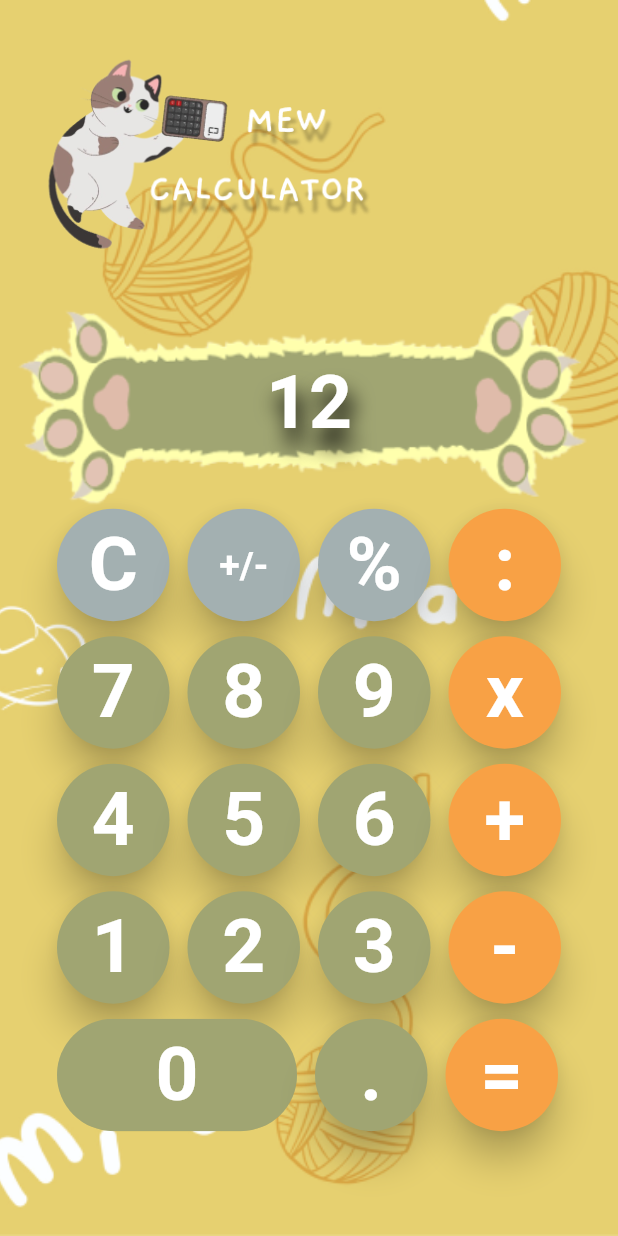
After one commit to RizalFIrdaus/calculator-app, a Flutter app: the screen it shows after launch, after a tap on "MIAW...", on a phone screen of 412 x 824 dp. The commit adds this screen. Run offline on Flutter 3.47's test engine with Material 2 defaults, Android fonts, the light colour scheme and no system bars; Roboto replaces fonts that are missing (Gaegu).

Commit message:
feat: calculator app class and slicing from design

```diff
--- /dev/null
+++ b/lib/calculator.dart
@@ -0,0 +1,494 @@
+import 'package:flutter/material.dart';
+
+class Calculator extends StatefulWidget {
+  const Calculator({super.key});
+
+  @override
+  State<Calculator> createState() => _CalculatorState();
+}
+
+class _CalculatorState extends State<Calculator> {
+  @override
+  Widget build(BuildContext context) {
+    return MaterialApp(
+      debugShowCheckedModeBanner: false,
+      home: Scaffold(
+        body: Container(
+          decoration: const BoxDecoration(
+              image: DecorationImage(
+            image: AssetImage('assets/images/background.png'),
+            fit: BoxFit.cover,
+          )),
+          child: Column(
+            mainAxisAlignment: MainAxisAlignment.start,
+            children: [
+              Row(
+                crossAxisAlignment: CrossAxisAlignment.start,
+                children: [
+                  Padding(
+                    padding: const EdgeInsets.only(top: 20),
+                    child: Image.asset(
+                      'assets/logo/transparent-logo.png',
+                      width: 250,
+                    ),
+                  ),
+                ],
+              ),
+              Stack(
+                alignment: AlignmentDirectional.center,
+                children: [
+                  Image.asset('assets/images/variable.png'),
+                  const Text(
+                    '12',
+                    style: TextStyle(
+                      shadows: [
+                        Shadow(
+                          offset: Offset(3, 12),
+                          blurRadius: 18,
+                          color: Colors.black,
+                        ),
+                      ],
+                      color: Colors.white,
+                      fontFamily: 'Gaegu',
+                      fontSize: 50,
+                      fontWeight: FontWeight.bold,
+                    ),
+                  )
+                ],
+              ),
+              Wrap(
+                spacing: 12,
+                runSpacing: 10,
+                children: [
+                  ElevatedButton(
+                    style: ElevatedButton.styleFrom(
+                      fixedSize: const Size(75, 75),
+                      shape: const CircleBorder(),
+                      elevation: 10,
+                      shadowColor: Colors.black,
+                      backgroundColor:
+                          const Color(0xffA3B0B1), // Button background color
+                    ),
+                    onPressed: () {},
+                    child: const Center(
+                      child: Text(
+                        'C',
+                        style: TextStyle(
+                          color: Colors.white,
+                          fontFamily: 'Gaegu',
+                          fontSize: 50,
+                          fontWeight: FontWeight.bold,
+                        ),
+                      ),
+                    ),
+                  ),
+                  ElevatedButton(
+                    style: ElevatedButton.styleFrom(
+                      fixedSize: const Size(75, 75),
+                      shape: const CircleBorder(),
+                      elevation: 10,
+                      shadowColor: Colors.black,
+                      backgroundColor:
+                          const Color(0xffA3B0B1), // Button background color
+                    ),
+                    onPressed: () {},
+                    child: const Center(
+                      child: Text(
+                        '+/-',
+                        style: TextStyle(
+                          color: Colors.white,
+                          fontFamily: 'Gaegu',
+                          fontSize: 25,
+                          fontWeight: FontWeight.bold,
+                        ),
+                      ),
+                    ),
+                  ),
+                  ElevatedButton(
+                    style: ElevatedButton.styleFrom(
+                      fixedSize: const Size(75, 75),
+                      shape: const CircleBorder(),
+                      elevation: 10,
+                      shadowColor: Colors.black,
+                      backgroundColor:
+                          const Color(0xffA3B0B1), // Button background color
+                    ),
+                    onPressed: () {},
+                    child: const Center(
+                      child: Text(
+                        '%',
+                        style: TextStyle(
+                          color: Colors.white,
+                          fontFamily: 'Gaegu',
+                          fontSize: 50,
+                          fontWeight: FontWeight.bold,
+                        ),
+                      ),
+                    ),
+                  ),
+                  ElevatedButton(
+                    style: ElevatedButton.styleFrom(
+                      fixedSize: const Size(75, 75),
+                      shape: const CircleBorder(),
+                      elevation: 10,
+                      shadowColor: Colors.black,
+                      backgroundColor:
+                          const Color(0xffF8A145), // Button background color
+                    ),
+                    onPressed: () {},
+                    child: const Center(
+                      child: Text(
+                        ':',
+                        style: TextStyle(
+                          color: Colors.white,
+                          fontFamily: 'Gaegu',
+                          fontSize: 50,
+                          fontWeight: FontWeight.bold,
+                        ),
+                      ),
+                    ),
+                  ),
+                  ElevatedButton(
+                    style: ElevatedButton.styleFrom(
+                      fixedSize: const Size(75, 75),
+                      shape: const CircleBorder(),
+                      elevation: 10,
+                      shadowColor: Colors.black,
+                      backgroundColor:
+                          const Color(0xffA0A572), // Button background color
+                    ),
+                    onPressed: () {},
+                    child: const Center(
+                      child: Text(
+                        '7',
+                        style: TextStyle(
+                          color: Colors.white,
+                          fontFamily: 'Gaegu',
+                          fontSize: 50,
+                          fontWeight: FontWeight.bold,
+                        ),
+                      ),
+                    ),
+                  ),
+                  ElevatedButton(
+                    style: ElevatedButton.styleFrom(
+                      fixedSize: const Size(75, 75),
+                      shape: const CircleBorder(),
+                      elevation: 10,
+                      shadowColor: Colors.black,
+                      backgroundColor:
+                          const Color(0xffA0A572), // Button background color
+                    ),
+                    onPressed: () {},
+                    child: const Center(
+                      child: Text(
+                        '8',
+                        style: TextStyle(
+                          color: Colors.white,
+                          fontFamily: 'Gaegu',
+                          fontSize: 50,
+                          fontWeight: FontWeight.bold,
+                        ),
+                      ),
+                    ),
+                  ),
+                  ElevatedButton(
+                    style: ElevatedButton.styleFrom(
+                      fixedSize: const Size(75, 75),
+                      shape: const CircleBorder(),
+                      elevation: 10,
+                      shadowColor: Colors.black,
+                      backgroundColor:
+                          const Color(0xffA0A572), // Button background color
+                    ),
+                    onPressed: () {},
+                    child: const Center(
+                      child: Text(
+                        '9',
+                        style: TextStyle(
+                          color: Colors.white,
+                          fontFamily: 'Gaegu',
+                          fontSize: 50,
+                          fontWeight: FontWeight.bold,
+                        ),
+                      ),
+                    ),
+                  ),
+                  ElevatedButton(
+                    style: ElevatedButton.styleFrom(
+                      fixedSize: const Size(75, 75),
+                      shape: const CircleBorder(),
+                      elevation: 10,
+                      shadowColor: Colors.black,
+                      backgroundColor:
+                          const Color(0xffF8A145), // Button background color
+                    ),
+                    onPressed: () {},
+                    child: const Center(
+                      child: Text(
+                        'x',
+                        style: TextStyle(
+                          color: Colors.white,
+                          fontFamily: 'Gaegu',
+                          fontSize: 50,
+                          fontWeight: FontWeight.bold,
+                        ),
+                      ),
+                    ),
+                  ),
+                  ElevatedButton(
+                    style: ElevatedButton.styleFrom(
+                      fixedSize: const Size(75, 75),
+                      shape: const CircleBorder(),
+                      elevation: 10,
+                      shadowColor: Colors.black,
+                      backgroundColor:
+                          const Color(0xffA0A572), // Button background color
+                    ),
+                    onPressed: () {},
+                    child: const Center(
+                      child: Text(
+                        '4',
+                        style: TextStyle(
+                          color: Colors.white,
+                          fontFamily: 'Gaegu',
+                          fontSize: 50,
+                          fontWeight: FontWeight.bold,
+                        ),
+                      ),
+                    ),
+                  ),
+                  ElevatedButton(
+                    style: ElevatedButton.styleFrom(
+                      fixedSize: const Size(75, 75),
+                      shape: const CircleBorder(),
+                      elevation: 10,
+                      shadowColor: Colors.black,
+                      backgroundColor:
+                          const Color(0xffA0A572), // Button background color
+                    ),
+                    onPressed: () {},
+                    child: const Center(
+                      child: Text(
+                        '5',
+                        style: TextStyle(
+                          color: Colors.white,
+                          fontFamily: 'Gaegu',
+                          fontSize: 50,
+                          fontWeight: FontWeight.bold,
+                        ),
+                      ),
+                    ),
+                  ),
+                  ElevatedButton(
+                    style: ElevatedButton.styleFrom(
+                      fixedSize: const Size(75, 75),
+                      shape: const CircleBorder(),
+                      elevation: 10,
+                      shadowColor: Colors.black,
+                      backgroundColor:
+                          const Color(0xffA0A572), // Button background color
+                    ),
+                    onPressed: () {},
+                    child: const Center(
+                      child: Text(
+                        '6',
+                        style: TextStyle(
+                          color: Colors.white,
+                          fontFamily: 'Gaegu',
+                          fontSize: 50,
+                          fontWeight: FontWeight.bold,
+                        ),
+                      ),
+                    ),
+                  ),
+                  ElevatedButton(
+                    style: ElevatedButton.styleFrom(
+                      fixedSize: const Size(75, 75),
+                      shape: const CircleBorder(),
+                      elevation: 10,
+                      shadowColor: Colors.black,
+                      backgroundColor:
+                          const Color(0xffF8A145), // Button background color
+                    ),
+                    onPressed: () {},
+                    child: const Center(
+                      child: Text(
+                        '+',
+                        style: TextStyle(
+                          color: Colors.white,
+                          fontFamily: 'Gaegu',
+                          fontSize: 50,
+                          fontWeight: FontWeight.bold,
+                        ),
+                      ),
+                    ),
+                  ),
+                  ElevatedButton(
+                    style: ElevatedButton.styleFrom(
+                      fixedSize: const Size(75, 75),
+                      shape: const CircleBorder(),
+                      elevation: 10,
+                      shadowColor: Colors.black,
+                      backgroundColor:
+                          const Color(0xffA0A572), // Button background color
+                    ),
+                    onPressed: () {},
+                    child: const Center(
+                      child: Text(
+                        '1',
+                        style: TextStyle(
+                          color: Colors.white,
+                          fontFamily: 'Gaegu',
+                          fontSize: 50,
+                          fontWeight: FontWeight.bold,
+                        ),
+                      ),
+                    ),
+                  ),
+                  ElevatedButton(
+                    style: ElevatedButton.styleFrom(
+                      fixedSize: const Size(75, 75),
+                      shape: const CircleBorder(),
+                      elevation: 10,
+                      shadowColor: Colors.black,
+                      backgroundColor:
+                          const Color(0xffA0A572), // Button background color
+                    ),
+                    onPressed: () {},
+                    child: const Center(
+                      child: Text(
+                        '2',
+                        style: TextStyle(
+                          color: Colors.white,
+                          fontFamily: 'Gaegu',
+                          fontSize: 50,
+                          fontWeight: FontWeight.bold,
+                        ),
+                      ),
+                    ),
+                  ),
+                  ElevatedButton(
+                    style: ElevatedButton.styleFrom(
+                      fixedSize: const Size(75, 75),
+                      shape: const CircleBorder(),
+                      elevation: 10,
+                      shadowColor: Colors.black,
+                      backgroundColor:
+                          const Color(0xffA0A572), // Button background color
+                    ),
+                    onPressed: () {},
+                    child: const Center(
+                      child: Text(
+                        '3',
+                        style: TextStyle(
+                          color: Colors.white,
+                          fontFamily: 'Gaegu',
+                          fontSize: 50,
+                          fontWeight: FontWeight.bold,
+                        ),
+                      ),
+                    ),
+                  ),
+                  ElevatedButton(
+                    style: ElevatedButton.styleFrom(
+                      fixedSize: const Size(75, 75),
+                      shape: const CircleBorder(),
+                      elevation: 10,
+                      shadowColor: Colors.black,
+                      backgroundColor:
+                          const Color(0xffF8A145), // Button background color
+                    ),
+                    onPressed: () {},
+                    child: const Center(
+                      child: Text(
+                        '-',
+                        style: TextStyle(
+                          color: Colors.white,
+                          fontFamily: 'Gaegu',
+                          fontSize: 50,
+                          fontWeight: FontWeight.bold,
+                        ),
+                      ),
+                    ),
+                  ),
+                  SizedBox(
+                    width: 160,
+                    height: 75,
+                    child: ClipRRect(
+                      borderRadius: BorderRadius.circular(100),
+                      child: ElevatedButton(
+                        style: ElevatedButton.styleFrom(
+                          elevation: 12,
+                          shadowColor: Colors.black.withOpacity(0.4),
+                          backgroundColor: const Color(0xffA0A572),
+                        ),
+                        onPressed: () {},
+                        child: const SizedBox(
+                          width: double.infinity,
+                          child: Text(
+                            '0',
+                            textAlign: TextAlign.center,
+                            style: TextStyle(
+                              fontSize: 50,
+                              fontWeight: FontWeight.bold,
+                              fontFamily: 'Gaegu',
+                            ),
+                          ),
+                        ),
+                      ),
+                    ),
+                  ),
+                  ElevatedButton(
+                    style: ElevatedButton.styleFrom(
+                      fixedSize: const Size(75, 75),
+                      shape: const CircleBorder(),
+                      elevation: 10,
+                      shadowColor: Colors.black,
+                      backgroundColor:
+                          const Color(0xffA0A572), // Button background color
+                    ),
+                    onPressed: () {},
+                    child: const Center(
+                      child: Text(
+                        '.',
+                        style: TextStyle(
+                          color: Colors.white,
+                          fontFamily: 'Gaegu',
+                          fontSize: 50,
+                          fontWeight: FontWeight.bold,
+                        ),
+                      ),
+                    ),
+                  ),
+                  ElevatedButton(
+                    style: ElevatedButton.styleFrom(
+                      fixedSize: const Size(75, 75),
+                      shape: const CircleBorder(),
+                      elevation: 10,
+                      shadowColor: Colors.black,
+                      backgroundColor:
+                          const Color(0xffF8A145), // Button background color
+                    ),
+                    onPressed: () {},
+                    child: const Center(
+                      child: Text(
+                        '=',
+                        style: TextStyle(
+                          color: Colors.white,
+                          fontFamily: 'Gaegu',
+                          fontSize: 50,
+                          fontWeight: FontWeight.bold,
+                        ),
+                      ),
+                    ),
+                  ),
+                ],
+              ),
+            ],
+          ),
+        ),
+      ),
+    );
+  }
+}
--- a/lib/main.dart
+++ b/lib/main.dart
@@ -1,3 +1,4 @@
+import 'package:calculator_miaw/calculator.dart';
 import 'package:flutter/material.dart';
 
 void main() {
@@ -46,9 +47,14 @@ class SplashScreen extends StatelessWidget {
                   shadowColor: Colors.black,
                   elevation: 20,
                 ),
-                onPressed: () {},
+                onPressed: () {
+                  Route calculator = MaterialPageRoute(
+                    builder: (context) => const Calculator(),
+                  );
+                  Navigator.push(context, calculator);
+                },
                 child: const Text(
-                  'MIAW ...',
+                  'MIAW...',
                   style: TextStyle(
                     color: Colors.white,
                     fontSize: 32,
```
Also changed, not shown: assets/images/variable.png.
